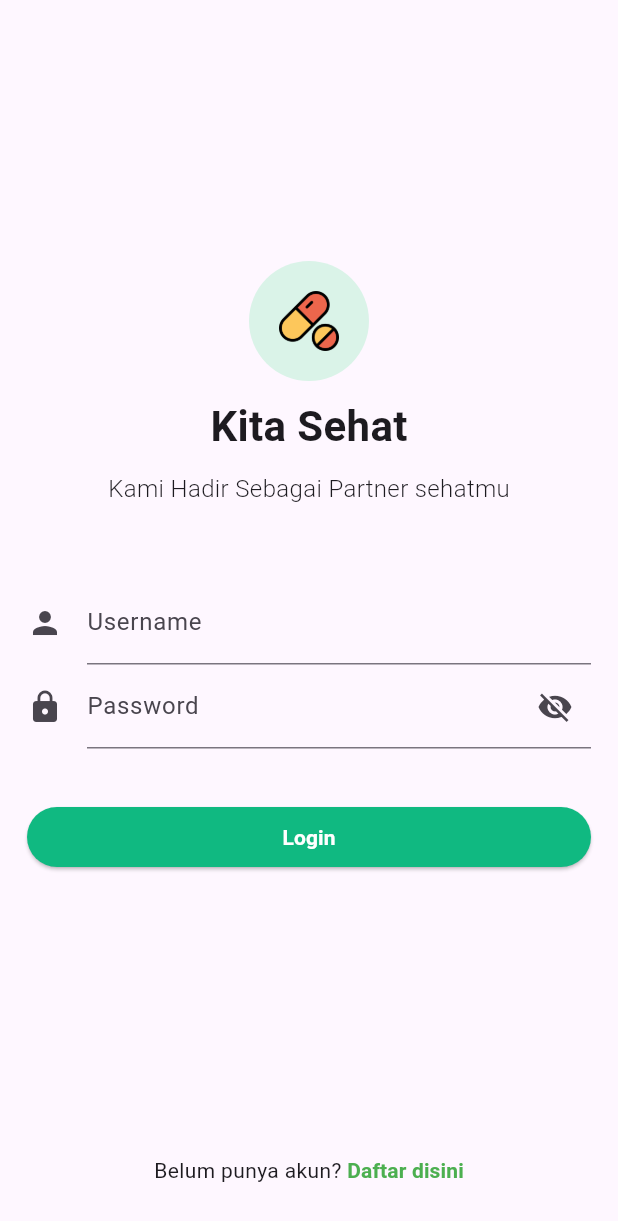
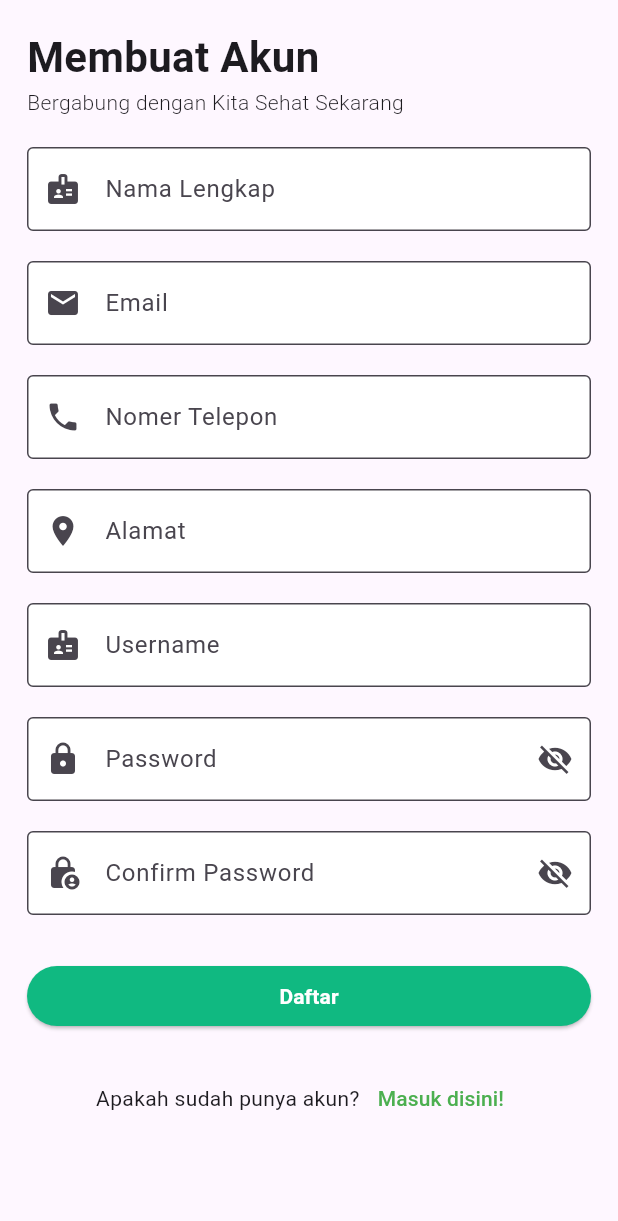
Before and after one commit to RagilCahyadi/utspam_d_if5b_0034, a Flutter app: the screen it shows after launch, after a tap on "Login", after a tap on "Daftar disini", on a phone screen of 412 x 824 dp. Shown: the top 1221 px of the screen. Run offline on Flutter 3.47's test engine with Material 3 defaults, Android fonts, the phone set to English and light mode, and no system bars.

Commit message:
Adding Register Page

```diff
--- a/lib/presentation/login_page.dart
+++ b/lib/presentation/login_page.dart
@@ -1,4 +1,5 @@
 import 'package:flutter/material.dart';
+import 'package:utspam_d_if5b_0034/presentation/register_page.dart';
 
 class LoginPage extends StatefulWidget {
   const LoginPage({super.key});
@@ -28,19 +29,33 @@ class _LoginPageState extends State<LoginPage> {
                     mainAxisAlignment: MainAxisAlignment.center,
                     children: [
                       CircleAvatar(
-                        backgroundColor: const Color.fromRGBO(218, 243, 232, 1.0),
+                        backgroundColor: const Color.fromRGBO(
+                          218,
+                          243,
+                          232,
+                          1.0,
+                        ),
                         radius: 40,
-                        child: Image.asset('assets/images/pill.png', height: 40),
+                        child: Image.asset(
+                          'assets/images/pill.png',
+                          height: 40,
+                        ),
                       ),
                       SizedBox(height: 10),
                       Text(
                         'Kita Sehat',
-                        style: TextStyle(fontSize: 28, fontWeight: FontWeight.bold),
+                        style: TextStyle(
+                          fontSize: 28,
+                          fontWeight: FontWeight.bold,
+                        ),
                       ),
                       SizedBox(height: 10),
                       Text(
                         'Kami Hadir Sebagai Partner sehatmu',
-                        style: TextStyle(fontSize: 16, fontWeight: FontWeight.w300),
+                        style: TextStyle(
+                          fontSize: 16,
+                          fontWeight: FontWeight.w300,
+                        ),
                       ),
                       SizedBox(height: 50),
                       Form(
@@ -49,7 +64,8 @@ class _LoginPageState extends State<LoginPage> {
                           children: [
                             TextFormField(
                               controller: _usernameController,
-                              autovalidateMode: AutovalidateMode.onUserInteraction,
+                              autovalidateMode:
+                                  AutovalidateMode.onUserInteraction,
                               validator: (value) {
                                 if (value!.isEmpty) {
                                   return "Silahkan masukkan username anda";
@@ -65,7 +81,8 @@ class _LoginPageState extends State<LoginPage> {
                             ),
                             TextFormField(
                               controller: _passwordController,
-                              autovalidateMode: AutovalidateMode.onUserInteraction,
+                              autovalidateMode:
+                                  AutovalidateMode.onUserInteraction,
                               validator: (value) {
                                 if (value!.isEmpty) {
                                   return "Silahkan masukkan password anda";
@@ -82,7 +99,9 @@ class _LoginPageState extends State<LoginPage> {
                                 icon: Icon(Icons.lock),
                                 suffixIcon: IconButton(
                                   icon: Icon(
-                                    isObscure ? Icons.visibility_off : Icons.visibility,
+                                    isObscure
+                                        ? Icons.visibility_off
+                                        : Icons.visibility,
                                   ),
                                   onPressed: () {
                                     setState(() {
@@ -108,7 +127,12 @@ class _LoginPageState extends State<LoginPage> {
                                   }
                                 },
                                 style: ElevatedButton.styleFrom(
-                                  backgroundColor: const Color.fromRGBO(16, 185, 129, 1),
+                                  backgroundColor: const Color.fromRGBO(
+                                    16,
+                                    185,
+                                    129,
+                                    1,
+                                  ),
                                   foregroundColor: Colors.white,
                                 ),
                                 child: Text(
@@ -130,21 +154,15 @@ class _LoginPageState extends State<LoginPage> {
               child: Row(
                 mainAxisAlignment: MainAxisAlignment.center,
                 children: [
-                  Text(
-                    "Belum punya akun? "
-                  ),
+                  Text("Belum punya akun? "),
                   TextButton(
                     onPressed: () {
                       Navigator.push(
                         context,
-                        MaterialPageRoute(
-                          builder: (context) => LoginPage(),
-                        ),
+                        MaterialPageRoute(builder: (context) => RegisterPage()),
                       );
                     },
-                    style: TextButton.styleFrom(
-                      padding: EdgeInsets.zero
-                    ),
+                    style: TextButton.styleFrom(padding: EdgeInsets.zero),
                     child: Text(
                       "Daftar disini",
                       style: TextStyle(
--- /dev/null
+++ b/lib/presentation/register_page.dart
@@ -0,0 +1,283 @@
+import 'package:flutter/material.dart';
+import 'package:utspam_d_if5b_0034/presentation/login_page.dart';
+
+class RegisterPage extends StatefulWidget {
+  const RegisterPage({super.key});
+
+  @override
+  State<RegisterPage> createState() => _RegisterPageState();
+}
+
+class _RegisterPageState extends State<RegisterPage> {
+  final _globalKey = GlobalKey<FormState>();
+  final _nameController = TextEditingController();
+  final _emailController = TextEditingController();
+  final _phoneController = TextEditingController();
+  final _addressController = TextEditingController();
+  final _usernameController = TextEditingController();
+  final _passwordController = TextEditingController();
+  final _confirmPasswordController = TextEditingController();
+  bool isObscure = true;
+  bool confirmIsObscure = true;
+  @override
+  Widget build(BuildContext context) {
+    return Scaffold(
+      body: SafeArea(
+        child: Padding(
+          padding: EdgeInsetsGeometry.all(18.0),
+          child: Column(
+            crossAxisAlignment: CrossAxisAlignment.start,
+            children: [
+              Text(
+                "Membuat Akun",
+                style: TextStyle(fontSize: 28, fontWeight: FontWeight.bold),
+              ),
+              Text(
+                "Bergabung dengan Kita Sehat Sekarang",
+                style: TextStyle(fontWeight: FontWeight.w300),
+              ),
+              SizedBox(height: 20),
+
+              Flexible(
+                child: SingleChildScrollView(
+                  child: Form(
+                    key: _globalKey,
+                    child: Column(
+                      children: [
+                        TextFormField(
+                          controller: _nameController,
+                          autovalidateMode: AutovalidateMode.onUserInteraction,
+                          validator: (value) {
+                            if (value!.isEmpty) {
+                              return "Masukkan nama lengkap anda";
+                            }
+                            return null;
+                          },
+                          keyboardType: TextInputType.name,
+                          decoration: InputDecoration(
+                            filled: true,
+                            fillColor: Colors.white,
+                            border: OutlineInputBorder(),
+                            prefixIcon: Icon(Icons.badge),
+                            labelText: "Nama Lengkap",
+                            hintText: "Masukkan nama lengkap",
+                          ),
+                        ),
+                        SizedBox(height: 20),
+                        TextFormField(
+                          controller: _emailController,
+                          autovalidateMode: AutovalidateMode.onUserInteraction,
+                          validator: (value) {
+                            if (value!.isEmpty) {
+                              return 'Masukkan alamat email anda';
+                            } else if (!value.contains('@')) {
+                              return 'Mohon untuk memasukan email yang valid';
+                            } else if (!value.contains('gmail.com')) {
+                              return 'Email harus berakhiran @gmail.com';
+                            }
+                            return null;
+                          },
+                          keyboardType: TextInputType.emailAddress,
+                          decoration: InputDecoration(
+                            filled: true,
+                            fillColor: Colors.white,
+                            border: OutlineInputBorder(),
+                            prefixIcon: Icon(Icons.email),
+                            labelText: "Email",
+                            hintText: "Masukkan alamat email yang valid",
+                          ),
+                        ),
+                        SizedBox(height: 20),
+                        TextFormField(
+                          controller: _phoneController,
+                          autovalidateMode: AutovalidateMode.onUserInteraction,
+                          validator: (value) {
+                            if (value!.isEmpty) {
+                              return 'Masukkan nomer telepon anda';
+                            } else if (!RegExp(r'^[0-9]+$').hasMatch(value)) {
+                              return 'Masukkan dengan angka';
+                            } else if (value.length < 10) {
+                              return 'Mohon masukkan nomer anda yang valid, 10 - 13 digit';
+                            }
+                            return null;
+                          },
+                          keyboardType: TextInputType.number,
+                          decoration: InputDecoration(
+                            filled: true,
+                            fillColor: Colors.white,
+                            border: OutlineInputBorder(),
+                            prefixIcon: Icon(Icons.phone),
+                            labelText: "Nomer Telepon",
+                            hintText: "Masukkan nomer telepon anda",
+                          ),
+                        ),
+                        SizedBox(height: 20),
+                        TextFormField(
+                          controller: _addressController,
+                          autovalidateMode: AutovalidateMode.onUserInteraction,
+                          validator: (value) {
+                            if (value!.isEmpty) {
+                              return "Masukkan alamat anda";
+                            }
+                            return null;
+                          },
+                          keyboardType: TextInputType.name,
+                          decoration: InputDecoration(
+                            filled: true,
+                            fillColor: Colors.white,
+                            border: OutlineInputBorder(),
+                            prefixIcon: Icon(Icons.location_on),
+                            labelText: "Alamat",
+                            hintText: "Masukkan alamat lengkap",
+                          ),
+                        ),
+                        SizedBox(height: 20),
+                        TextFormField(
+                          controller: _usernameController,
+                          autovalidateMode: AutovalidateMode.onUserInteraction,
+                          validator: (value) {
+                            if (value!.isEmpty) {
+                              return "Masukkan username anda";
+                            }
+                            return null;
+                          },
+                          keyboardType: TextInputType.name,
+                          decoration: InputDecoration(
+                            filled: true,
+                            fillColor: Colors.white,
+                            border: OutlineInputBorder(),
+                            prefixIcon: Icon(Icons.badge),
+                            labelText: "Username",
+                            hintText: "Masukkan username",
+                          ),
+                        ),
+                        SizedBox(height: 20),
+                        TextFormField(
+                          controller: _passwordController,
+                          autovalidateMode: AutovalidateMode.onUserInteraction,
+                          validator: (value) {
+                            if (value!.isEmpty) {
+                              return 'Mohon masukkan password anda';
+                            } else if (value.length < 6) {
+                              return 'Password harus berisi minimal 6 karakter';
+                            }
+                            return null;
+                          },
+                          keyboardType: TextInputType.visiblePassword,
+                          obscureText: isObscure,
+                          decoration: InputDecoration(
+                            labelText: 'Password',
+                            hintText: 'Masukkan password anda',
+                            filled: true,
+                            fillColor: Colors.white,
+                            border: OutlineInputBorder(),
+                            prefixIcon: Icon(Icons.lock),
+                            suffixIcon: IconButton(
+                              icon: Icon(
+                                isObscure
+                                    ? Icons.visibility_off
+                                    : Icons.visibility,
+                              ),
+                              onPressed: () {
+                                setState(() {
+                                  isObscure = !isObscure;
+                                });
+                              },
+                            ),
+                          ),
+                        ),
+                        SizedBox(height: 20),
+                        TextFormField(
+                          controller: _confirmPasswordController,
+                          autovalidateMode: AutovalidateMode.onUserInteraction,
+                          validator: (value) {
+                            if (value!.isEmpty) {
+                              return 'Mohon masukkan ulang password anda';
+                            } else if (value != _passwordController.text) {
+                              return 'Password harus sama';
+                            }
+                            return null;
+                          },
+                          keyboardType: TextInputType.visiblePassword,
+                          obscureText: confirmIsObscure,
+                          decoration: InputDecoration(
+                            labelText: 'Confirm Password',
+                            hintText: 'Masukkan confirm password anda',
+                            filled: true,
+                            fillColor: Colors.white,
+                            border: OutlineInputBorder(),
+                            prefixIcon: Icon(Icons.lock_person),
+                            suffixIcon: IconButton(
+                              icon: Icon(
+                                confirmIsObscure
+                                    ? Icons.visibility_off
+                                    : Icons.visibility,
+                              ),
+                              onPressed: () {
+                                setState(() {
+                                  confirmIsObscure = !confirmIsObscure;
+                                });
+                              },
+                            ),
+                          ),
+                        ),
+                        SizedBox(height: 30),
+
+                        SizedBox(
+                          width: double.infinity,
+                          child: ElevatedButton(
+                            onPressed: () {
+                              if (_globalKey.currentState!.validate()) {
+                                Navigator.pushReplacement(
+                                  context,
+                                  MaterialPageRoute(
+                                    builder: (context) => LoginPage(),
+                                  ),
+                                );
+                              }
+                            },
+                            style: ElevatedButton.styleFrom(
+                              backgroundColor: Color.fromRGBO(16, 185, 129, 1),
+                              foregroundColor: Colors.white,
+                            ),
+                            child: Text(
+                              'Daftar',
+                              style: TextStyle(fontWeight: FontWeight.bold),
+                            ),
+                          ),
+                        ),
+
+                        SizedBox(height: 20),
+
+                        Row(
+                          mainAxisAlignment: MainAxisAlignment.center,
+                          children: [
+                            Text('Apakah sudah punya akun?'),
+                            TextButton(
+                              onPressed: () {
+                                Navigator.push(
+                                  context,
+                                  MaterialPageRoute(
+                                    builder: (context) => LoginPage(),
+                                  ),
+                                );
+                              },
+                              child: Text(
+                                'Masuk disini!',
+                                style: TextStyle(color: Colors.green),
+                              ),
+                            ),
+                          ],
+                        ),
+                      ],
+                    ),
+                  ),
+                ),
+              ),
+            ],
+          ),
+        ),
+      ),
+    );
+  }
+}
```
